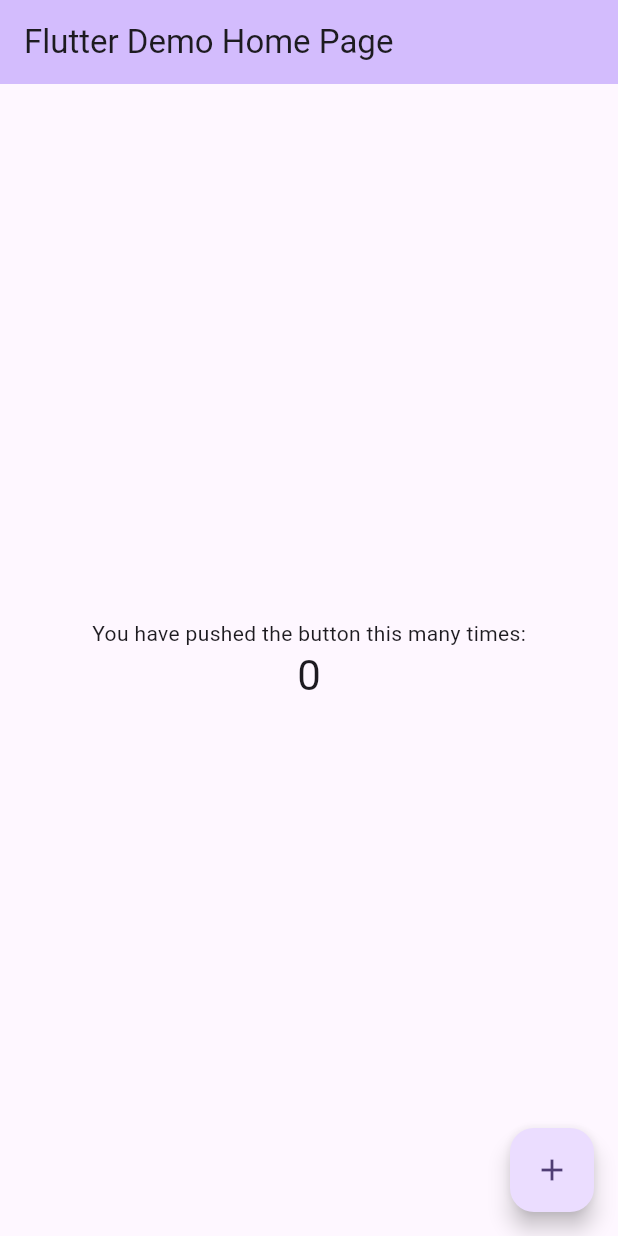
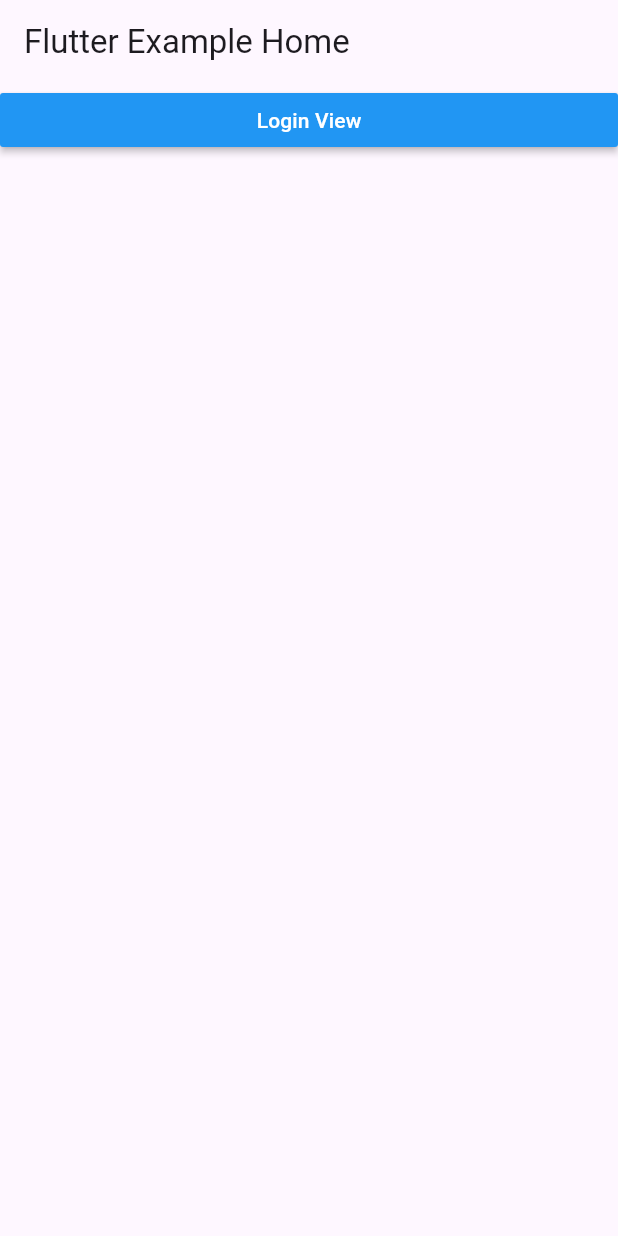
Before and after one commit to gyakhoe/flutter_example_gyakhoe, a Flutter app: the screen it shows after launch, on a phone screen of 412 x 824 dp. Run offline on Flutter 3.47's test engine with Material 2 defaults, Android fonts, the light colour scheme and no system bars.

Commit message:
main ui is created

```diff
--- a/lib/main.dart
+++ b/lib/main.dart
@@ -1,4 +1,5 @@
 import 'package:flutter/material.dart';
+import 'package:flutter_example_gyakhoe/menu/menu.dart';
 
 void main() {
   runApp(const MyApp());
@@ -10,60 +11,12 @@ class MyApp extends StatelessWidget {
   @override
   Widget build(BuildContext context) {
     return MaterialApp(
-      title: 'Flutter Demo',
+      title: 'Flutter Example Gyakhoe',
       theme: ThemeData(
         colorScheme: ColorScheme.fromSeed(seedColor: Colors.deepPurple),
         useMaterial3: true,
       ),
-      home: const MyHomePage(title: 'Flutter Demo Home Page'),
+      home: const MainMenuPage(title: 'Flutter Example Home'),
     );
   }
 }
-
-class MyHomePage extends StatefulWidget {
-  const MyHomePage({super.key, required this.title});
-
-  final String title;
-
-  @override
-  State<MyHomePage> createState() => _MyHomePageState();
-}
-
-class _MyHomePageState extends State<MyHomePage> {
-  int _counter = 0;
-
-  void _incrementCounter() {
-    setState(() {
-      _counter++;
-    });
-  }
-
-  @override
-  Widget build(BuildContext context) {
-    return Scaffold(
-      appBar: AppBar(
-        backgroundColor: Theme.of(context).colorScheme.inversePrimary,
-        title: Text(widget.title),
-      ),
-      body: Center(
-        child: Column(
-          mainAxisAlignment: MainAxisAlignment.center,
-          children: <Widget>[
-            const Text(
-              'You have pushed the button this many times:',
-            ),
-            Text(
-              '$_counter',
-              style: Theme.of(context).textTheme.headlineMedium,
-            ),
-          ],
-        ),
-      ),
-      floatingActionButton: FloatingActionButton(
-        onPressed: _incrementCounter,
-        tooltip: 'Increment',
-        child: const Icon(Icons.add),
-      ),
-    );
-  }
-}
--- /dev/null
+++ b/lib/menu/menu.dart
@@ -0,0 +1 @@
+export 'views/menu_page.dart';
--- /dev/null
+++ b/lib/menu/views/menu_page.dart
@@ -0,0 +1,28 @@
+import 'package:flutter/material.dart';
+
+import 'dart:developer' as developer;
+
+class MainMenuPage extends StatelessWidget {
+  final String title;
+  const MainMenuPage({super.key, required this.title});
+
+  @override
+  Widget build(BuildContext context) {
+    return Scaffold(
+      appBar: AppBar(title: Text(title)),
+      body: ListView(children: [
+        MaterialButton(
+          onPressed: () => developer.log('The login UI button is tapped'),
+          color: Colors.blue,
+          hoverColor: Colors.black,
+          child: const Text(
+            'Login View',
+            style: TextStyle(
+              color: Colors.white,
+            ),
+          ),
+        )
+      ]),
+    );
+  }
+}
```
